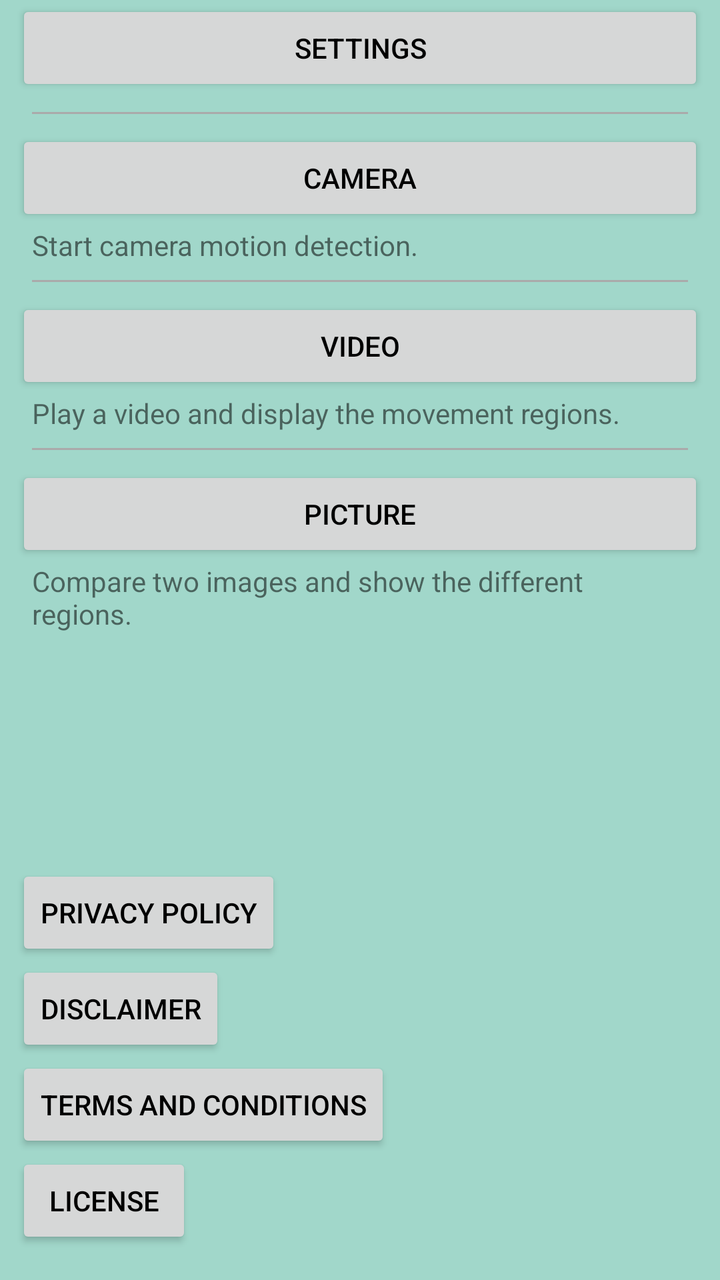
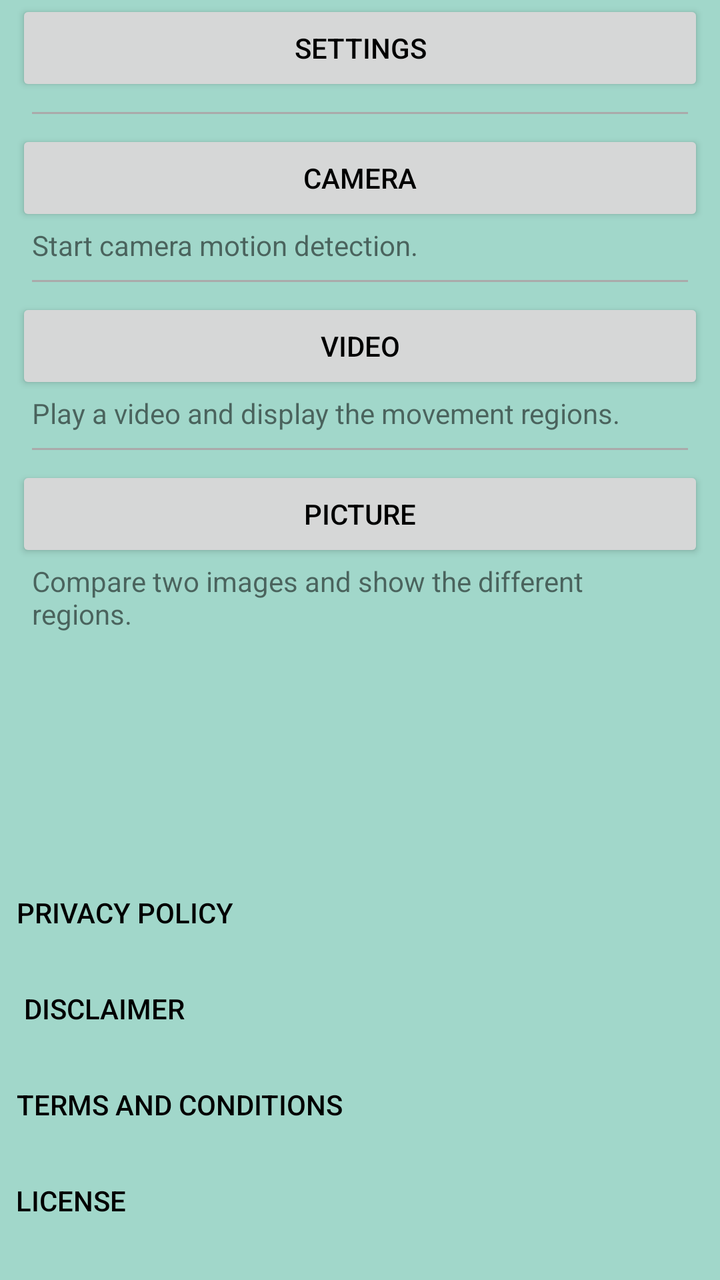

An Android layout rendered at two revisions. The XML below is the earlier revision; the diff shows what the commit changed to produce the second picture.
<!-- AndroidManifest.xml: application theme AppTheme -->
<!-- res/layout/activity_main.xml -->
<?xml version="1.0" encoding="utf-8"?>
<ScrollView
    xmlns:android="http://schemas.android.com/apk/res/android"
    xmlns:tools="http://schemas.android.com/tools"
    android:layout_width="match_parent"
    android:layout_height="match_parent"
    android:background="@color/colorPrimary">

    <LinearLayout
        android:layout_width="match_parent"
        android:layout_height="wrap_content"
        android:paddingStart="8dp"
        android:paddingLeft="8dp"
        android:paddingEnd="8dp"
        android:paddingRight="8dp"
        android:orientation="vertical">

        <Button
            android:layout_width="match_parent"
            android:layout_height="wrap_content"
            android:textColor="@android:color/black"
            android:text="@string/settings"
            android:id="@+id/buttonSettingsMain"/>

        <TextView
            android:layout_width="match_parent"
            android:layout_height="1dp"
            android:layout_margin="8dp"
            android:background="@android:color/darker_gray"/>

        <Button
            android:layout_width="match_parent"
            android:layout_height="wrap_content"
            android:textColor="@android:color/black"
            android:text="@string/camera"
            android:id="@+id/buttonCameraMain"/>

        <TextView
            android:layout_width="match_parent"
            android:layout_height="wrap_content"
            android:paddingStart="8dp"
            android:paddingLeft="8dp"
            android:paddingEnd="8dp"
            android:paddingRight="8dp"
            android:text="@string/camera_description"/>

        <TextView
            android:layout_width="match_parent"
            android:layout_height="1dp"
            android:layout_margin="8dp"
            android:background="@android:color/darker_gray"/>

        <Button
            android:layout_width="match_parent"
            android:layout_height="wrap_content"
            android:textColor="@android:color/black"
            android:text="@string/video"
            android:id="@+id/buttonVideoMain"/>

        <TextView
            android:layout_width="match_parent"
            android:layout_height="wrap_content"
            android:paddingStart="8dp"
            android:paddingLeft="8dp"
            android:paddingEnd="8dp"
            android:paddingRight="8dp"
            android:text="@string/video_description"/>

        <TextView
            android:layout_width="match_parent"
            android:layout_height="1dp"
            android:layout_margin="8dp"
            android:background="@android:color/darker_gray"/>

        <Button
            android:layout_width="match_parent"
            android:layout_height="wrap_content"
            android:textColor="@android:color/black"
            android:text="@string/picture"
            android:id="@+id/buttonPictureMain"/>

        <TextView
            android:layout_width="match_parent"
            android:layout_height="wrap_content"
            android:paddingStart="8dp"
            android:paddingLeft="8dp"
            android:paddingEnd="8dp"
            android:paddingRight="8dp"
            android:text="@string/picture_description"/>

        <View
            android:layout_width="match_parent"
            android:layout_height="100dp"
            android:layout_margin="8dp"/>

        <Button
            android:layout_width="wrap_content"
            android:layout_height="wrap_content"
            android:textColor="@android:color/black"
            android:text="@string/privacy_policy"
            android:id="@+id/buttonPrivacyPolicy"/>
        <Button
            android:layout_width="wrap_content"
            android:layout_height="wrap_content"
            android:textColor="@android:color/black"
            android:text="@string/disclaimer"
            android:id="@+id/buttonDisclaimer"/>
        <Button
            android:layout_width="wrap_content"
            android:layout_height="wrap_content"
            android:textColor="@android:color/black"
            android:text="@string/terms_and_conditions"
            android:id="@+id/buttonTermsAndConditions"/>
        <Button
            android:layout_width="wrap_content"
            android:layout_height="wrap_content"
            android:textColor="@android:color/black"
            android:text="@string/license"
            android:id="@+id/buttonLicense"/>

    </LinearLayout>

</ScrollView>
<!-- resources referenced by this layout -->
<resources>
  <color name="colorPrimary">#A1D7CA</color>
  <string name="camera">Camera</string>
  <string name="camera_description">Start camera motion detection.</string>
  <string name="disclaimer">Disclaimer</string>
  <string name="license">License</string>
  <string name="picture">Picture</string>
  <string name="picture_description">Compare two images and show the different regions.</string>
  <string name="privacy_policy">Privacy Policy</string>
  <string name="settings">Settings</string>
  <string name="terms_and_conditions">Terms and Conditions</string>
  <string name="video">Video</string>
  <string name="video_description">Play a video and display the movement regions.</string>
  <style name="AppTheme" parent="Theme.AppCompat.Light.DarkActionBar">
          
          <item name="colorPrimary">@color/colorPrimary</item>
          <item name="colorPrimaryDark">@color/colorPrimaryDark</item>
          <item name="colorAccent">@color/colorAccent</item>
      </style>
  <color name="colorPrimaryDark">#8FBEB6</color>
  <color name="colorAccent">#268AD9</color>
</resources>

<!-- the commit's change to res/layout/activity_main.xml (unified diff, before → after) -->
@@ -98,24 +98,29 @@
             android:layout_height="wrap_content"
             android:textColor="@android:color/black"
             android:text="@string/privacy_policy"
+            android:background="@android:color/transparent"
             android:id="@+id/buttonPrivacyPolicy"/>
         <Button
             android:layout_width="wrap_content"
             android:layout_height="wrap_content"
             android:textColor="@android:color/black"
             android:text="@string/disclaimer"
+            android:background="@android:color/transparent"
             android:id="@+id/buttonDisclaimer"/>
         <Button
             android:layout_width="wrap_content"
             android:layout_height="wrap_content"
             android:textColor="@android:color/black"
             android:text="@string/terms_and_conditions"
+            android:background="@android:color/transparent"
             android:id="@+id/buttonTermsAndConditions"/>
         <Button
             android:layout_width="wrap_content"
             android:layout_height="wrap_content"
+            android:gravity="start|center_vertical"
             android:textColor="@android:color/black"
             android:text="@string/license"
+            android:background="@android:color/transparent"
             android:id="@+id/buttonLicense"/>
 
     </LinearLayout>
